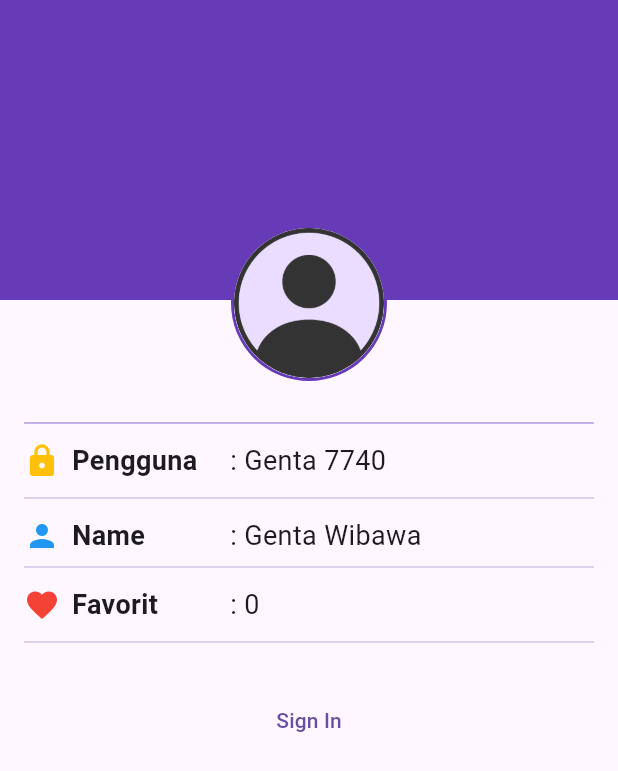
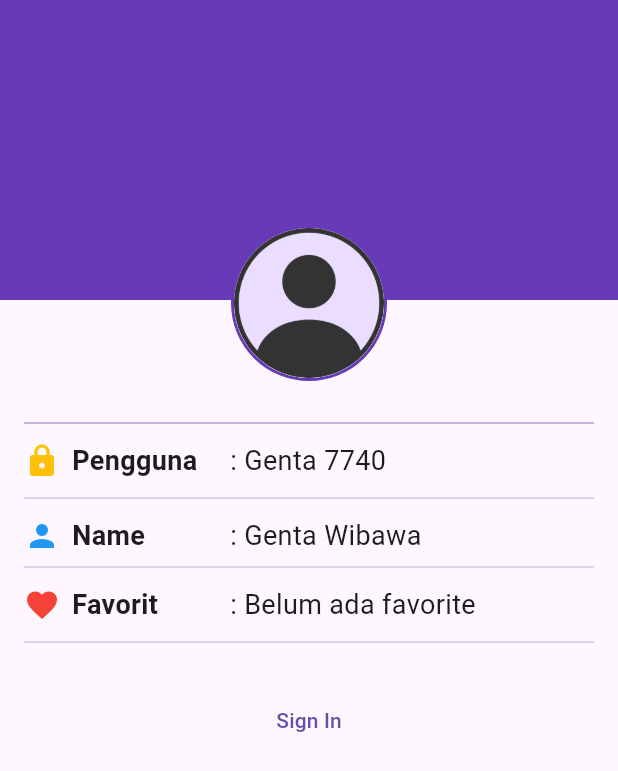
Before and after one commit to GentaWasTaken/wisata_candi, a Flutter app: the ProfileScreen screen opened by its route, on a phone screen of 412 x 824 dp. Shown: the top 771 px of the screen. Run offline on Flutter 3.47's test engine with Material 3 defaults, Android fonts, the phone set to English and light mode, and no system bars; our stand-ins replace cached_network_image, shared_preferences; missing offline and left inert: encrypt; accounts and stored records are empty; network calls fail.

Commit message:
Fav counter.

```diff
--- a/lib/screens/profile_screen.dart
+++ b/lib/screens/profile_screen.dart
@@ -2,6 +2,9 @@ import 'package:encrypt/encrypt.dart' as encrypt;
 import 'package:flutter/material.dart';
 import 'package:shared_preferences/shared_preferences.dart';
 import 'package:wisata_candi/widgets/profile_item_info.dart';
+
+import '../data/candi_data.dart';
+import '../models/candi.dart';
 
 class ProfileScreen extends StatefulWidget {
   const ProfileScreen({super.key});
@@ -55,6 +58,18 @@ class _ProfileScreen extends State<ProfileScreen> {
     // Mengembalikan data terdeskripsi
     return {'username': decryptedUsername, 'password': decryptedPassword, 'fulname': decryptedFullname};
   }
+  void _loadFavorites() async {
+    SharedPreferences prefs = await SharedPreferences.getInstance();
+    for (var candi in candiList) { // allCandis adalah daftar semua Candi
+      bool isFavorite = prefs.getBool('favorite_${candi.name.replaceAll(' ', '_')}') ?? false;
+      if (isFavorite) {
+        favoriteCandiCount++;
+      }
+    }
+    setState(() {
+
+    });
+  }
   void _loadUserData() async {
     final Future<SharedPreferences> prefsFuture =
     SharedPreferences.getInstance();
@@ -95,6 +110,7 @@ class _ProfileScreen extends State<ProfileScreen> {
   void initState() {
     super.initState();
     _loadUserData();
+    _loadFavorites();
   }
   @override
   Widget build(BuildContext context) {
@@ -183,7 +199,7 @@ class _ProfileScreen extends State<ProfileScreen> {
                   ProfileItemInfo(icon: Icons.person, label: 'Name', value: this.fullName, iconColor: Colors.blue),
                   Divider(color: Colors.deepPurple[100],),
                   SizedBox(height: 4,),
-                  ProfileItemInfo(icon: Icons.favorite, label: 'Favorit', value: this.favoriteCandiCount > 0 ? "$favoriteCandiCount" : "0", iconColor: Colors.red),
+                  ProfileItemInfo(icon: Icons.favorite, label: 'Favorit', value: this.favoriteCandiCount > 0 ? "$favoriteCandiCount" : "Belum ada favorite", iconColor: Colors.red),
                   SizedBox(height: 4,),
                   Divider(color: Colors.deepPurple[100],),
                   SizedBox(
```
